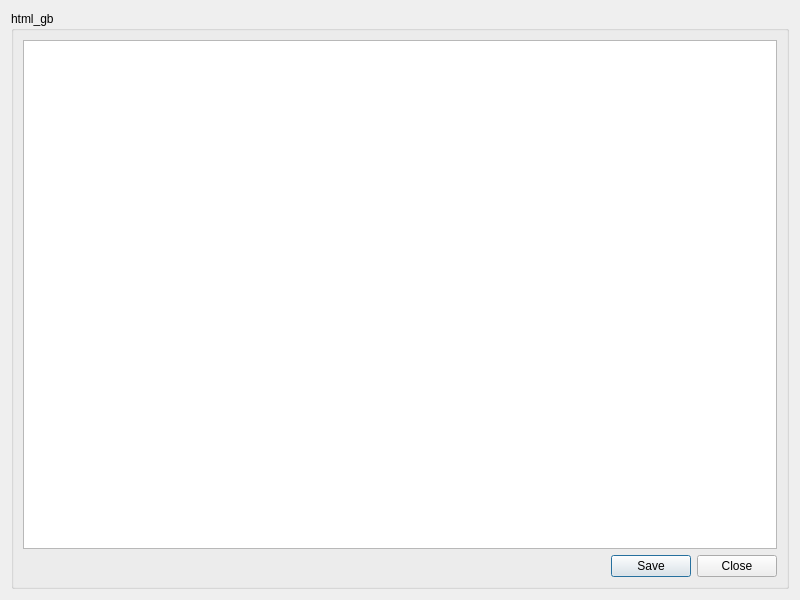
The window that dialogs/html_viewer.ui (Philantrop/calibre-marvin-manager) describes before a commit, drawn with Qt 5.
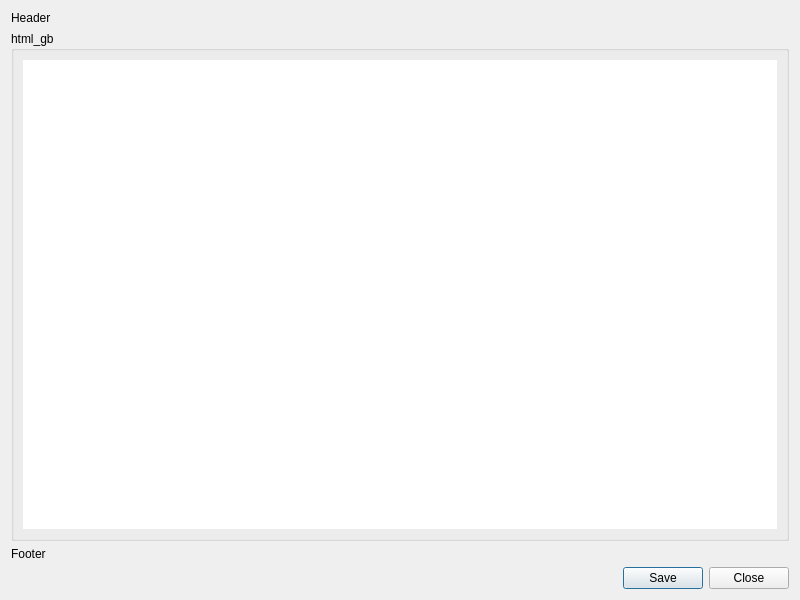
The same window after the commit. Icons and pictures are not drawn.

Commit message: Layout enhancements, restored double-click access to asset columns.

The edit to the form file:
```diff
--- a/dialogs/html_viewer.ui
+++ b/dialogs/html_viewer.ui
@@ -19,6 +19,21 @@
   </property>
   <layout class="QVBoxLayout" name="verticalLayout">
    <item>
+    <layout class="QVBoxLayout" name="vl">
+     <item>
+      <widget class="QLabel" name="header">
+       <property name="text">
+        <string>Header</string>
+       </property>
+       <property name="wordWrap">
+        <bool>true</bool>
+       </property>
+       <property name="openExternalLinks">
+        <bool>true</bool>
+       </property>
+      </widget>
+     </item>
+     <item>
     <widget class="QGroupBox" name="html_gb">
      <property name="title">
       <string>html_gb</string>
@@ -33,6 +48,27 @@
             <family>Helvetica</family>
            </font>
           </property>
+            <property name="frameShape">
+             <enum>QFrame::NoFrame</enum>
+            </property>
+           </widget>
+          </item>
+         </layout>
+        </item>
+       </layout>
+      </widget>
+     </item>
+     <item>
+      <widget class="QLabel" name="footer">
+       <property name="text">
+        <string>Footer</string>
+       </property>
+       <property name="wordWrap">
+        <bool>true</bool>
+       </property>
+       <property name="openExternalLinks">
+        <bool>true</bool>
+       </property>
          </widget>
         </item>
         <item>
@@ -43,9 +79,6 @@
          </widget>
         </item>
        </layout>
-      </item>
-     </layout>
-    </widget>
    </item>
   </layout>
  </widget>
```
Lines whose indentation alone changed are shown as unchanged. The commit also changes 5 other files.
